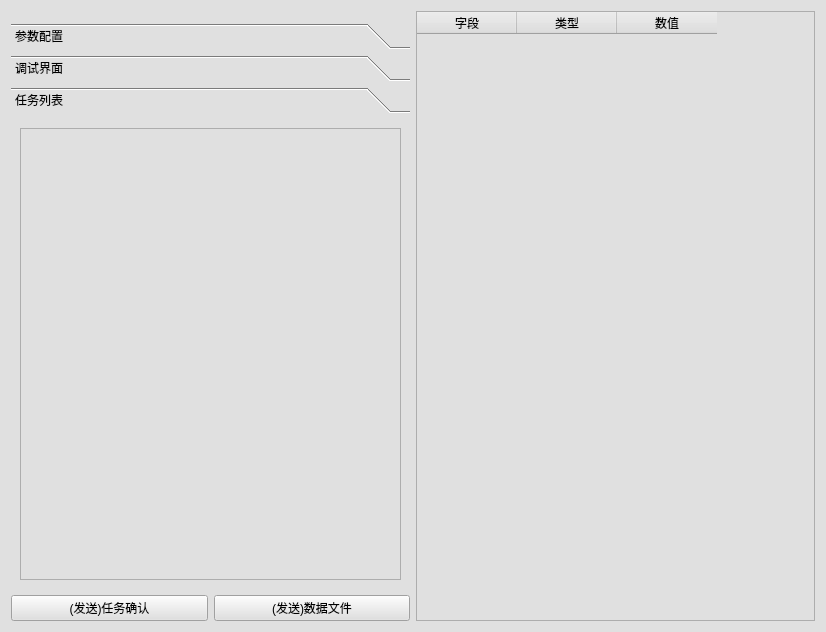
Old version of the form comtool/form/frmcomtool.ui in the repository yangreest/Multi-protocol-Data-Terminal.
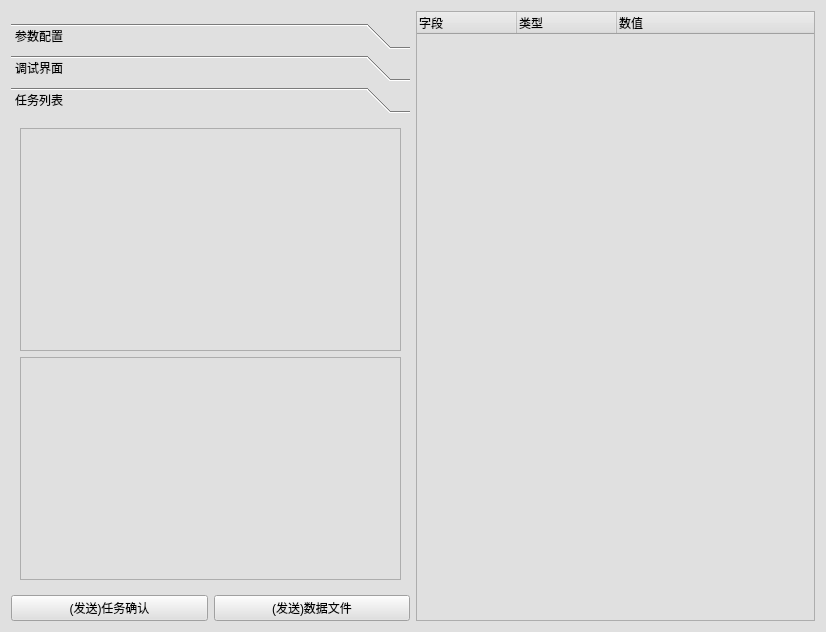
New version of the form. The open tabs and pages were chosen to show the change.

```diff
--- a/comtool/form/frmcomtool.ui
+++ b/comtool/form/frmcomtool.ui
@@ -246,10 +246,18 @@
         </layout>
        </widget>
        <widget class="QWidget" name="page">
+        <property name="geometry">
+         <rect>
+          <x>0</x>
+          <y>0</y>
+          <width>399</width>
+          <height>483</height>
+         </rect>
+        </property>
         <attribute name="label">
          <string>任务列表</string>
         </attribute>
-        <layout class="QHBoxLayout" name="horizontalLayout_5">
+        <layout class="QVBoxLayout" name="verticalLayout_4">
          <item>
           <widget class="QTreeWidget" name="treeWidget">
            <attribute name="headerVisible">
@@ -262,6 +270,9 @@
            </column>
           </widget>
          </item>
+         <item>
+          <widget class="QListView" name="listView"/>
+         </item>
         </layout>
        </widget>
       </widget>
@@ -290,7 +301,10 @@
     </layout>
    </item>
    <item>
-    <widget class="QTableWidget" name="tableWidget">
+    <widget class="QTreeWidget" name="treeWidget_2">
+     <attribute name="headerVisible">
+      <bool>true</bool>
+     </attribute>
      <column>
       <property name="text">
        <string>字段</string>
```
Left out of the diff: 2 changed lines with no effect on the pictures.
